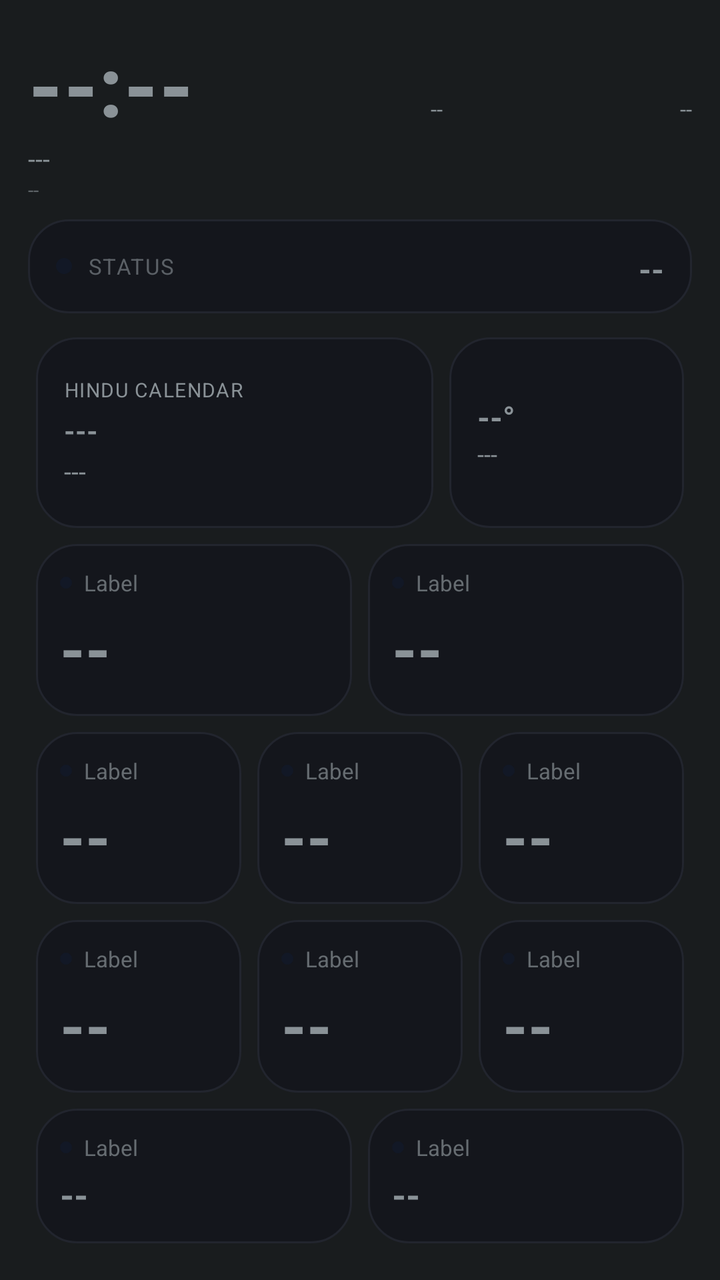
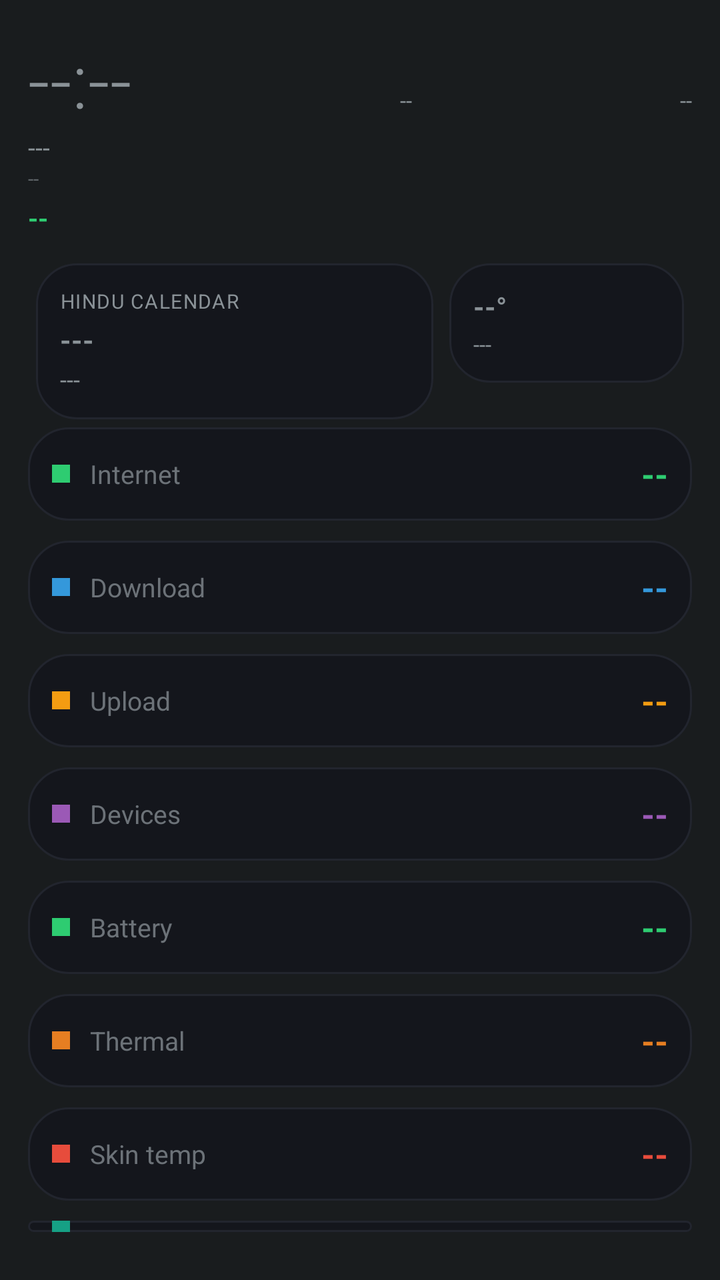

Compare the two renders of this Android layout. The source of the first and the diff that turns it into the second are given below.
<!-- AndroidManifest.xml: application theme android:Theme.DeviceDefault.NoActionBar -->
<!-- res/layout/aod_layout_oneplus_accent.xml -->
<?xml version="1.0" encoding="utf-8"?>
<LinearLayout xmlns:android="http://schemas.android.com/apk/res/android"
    android:id="@+id/bg_root"
    android:layout_width="match_parent"
    android:layout_height="match_parent"
    android:orientation="vertical"
    android:padding="14dp">

    <LinearLayout
        android:layout_width="match_parent"
        android:layout_height="wrap_content"
        android:orientation="horizontal">

        <TextView
            android:id="@+id/clock"
            android:layout_width="wrap_content"
            android:layout_height="wrap_content"
            android:textSize="42sp"
            android:textStyle="bold"
            android:fontFamily="sans-serif-medium"
            android:text="--:--" />

        <TextView
            android:id="@+id/net_type_badge"
            android:layout_width="0dp"
            android:layout_height="wrap_content"
            android:layout_weight="1"
            android:layout_gravity="top"
            android:gravity="end"
            android:textSize="11sp"
            android:text="--" />

        <TextView
            android:id="@+id/akd_badge"
            android:layout_width="0dp"
            android:layout_height="wrap_content"
            android:layout_weight="1"
            android:layout_gravity="top"
            android:gravity="end"
            android:textSize="11sp"
            android:text="--" />
    </LinearLayout>

    <TextView
        android:id="@+id/date"
        android:layout_width="wrap_content"
        android:layout_height="wrap_content"
        android:textSize="13sp"
        android:text="---" />

    <TextView
        android:id="@+id/perf_badge"
        android:layout_width="wrap_content"
        android:layout_height="wrap_content"
        android:textSize="10sp"
        android:alpha="0.6"
        android:text="--" />

    <TextView
        android:id="@+id/muhurat_badge"
        android:layout_width="wrap_content"
        android:layout_height="wrap_content"
        android:textSize="11sp"
        android:textStyle="bold"
        android:visibility="gone"
        android:text="--" />

    <LinearLayout
        android:layout_width="match_parent"
        android:layout_height="wrap_content"
        android:background="@drawable/bg_card"
        android:orientation="horizontal"
        android:gravity="center_vertical"
        android:layout_marginTop="8dp"
        android:padding="14dp">

        <View
            android:layout_width="8dp"
            android:layout_height="8dp"
            android:layout_marginEnd="8dp"
            android:background="@drawable/aod_circle_bg" />

        <TextView
            android:layout_width="wrap_content"
            android:layout_height="wrap_content"
            android:textSize="11sp"
            android:textAllCaps="true"
            android:alpha="0.6"
            android:letterSpacing="0.05"
            android:text="Status" />

        <TextView
            android:id="@+id/health_badge"
            android:layout_width="0dp"
            android:layout_height="wrap_content"
            android:layout_weight="1"
            android:layout_marginStart="10dp"
            android:gravity="end"
            android:textAllCaps="true"
            android:textStyle="bold"
            android:maxLines="1"
            android:autoSizeTextType="uniform"
            android:autoSizeMinTextSize="16sp"
            android:autoSizeMaxTextSize="34sp"
            android:text="--" />
    </LinearLayout>

    <LinearLayout
        android:layout_width="match_parent"
        android:layout_height="0dp"
        android:layout_weight="1.1"
        android:orientation="horizontal"
        android:layout_marginTop="8dp">

        <LinearLayout
            android:id="@+id/panchang_card"
            android:layout_width="0dp"
            android:layout_height="match_parent"
            android:layout_weight="1.7"
            android:layout_margin="4dp"
            android:background="@drawable/bg_card"
            android:orientation="vertical"
            android:gravity="center_vertical"
            android:padding="14dp">

            <TextView
                android:id="@+id/panchang_header"
                android:layout_width="wrap_content"
                android:layout_height="wrap_content"
                android:textSize="10sp"
                android:textAllCaps="true"
                android:letterSpacing="0.05"
                android:text="Hindu calendar" />

            <TextView
                android:id="@+id/panchang_tithi"
                android:layout_width="match_parent"
                android:layout_height="wrap_content"
                android:layout_marginTop="4dp"
                android:textStyle="bold"
                android:maxLines="1"
                android:autoSizeTextType="uniform"
                android:autoSizeMinTextSize="14sp"
                android:autoSizeMaxTextSize="22sp"
                android:text="---" />

            <TextView
                android:id="@+id/panchang_nakshatra"
                android:layout_width="match_parent"
                android:layout_height="wrap_content"
                android:layout_marginTop="2dp"
                android:textSize="13sp"
                android:maxLines="1"
                android:ellipsize="end"
                android:text="---" />
        </LinearLayout>

        <LinearLayout
            android:id="@+id/weather_card"
            android:layout_width="0dp"
            android:layout_height="match_parent"
            android:layout_weight="1"
            android:layout_margin="4dp"
            android:background="@drawable/bg_card"
            android:orientation="vertical"
            android:gravity="center_vertical"
            android:padding="14dp">

            <TextView
                android:id="@+id/weather_temp"
                android:layout_width="match_parent"
                android:layout_height="wrap_content"
                android:textStyle="bold"
                android:maxLines="1"
                android:autoSizeTextType="uniform"
                android:autoSizeMinTextSize="16sp"
                android:autoSizeMaxTextSize="28sp"
                android:text="--°" />

            <TextView
                android:id="@+id/weather_condition"
                android:layout_width="match_parent"
                android:layout_height="wrap_content"
                android:layout_marginTop="2dp"
                android:textSize="12sp"
                android:maxLines="2"
                android:text="---" />
        </LinearLayout>
    </LinearLayout>

    <LinearLayout
        android:layout_width="match_parent"
        android:layout_height="0dp"
        android:layout_weight="1"
        android:orientation="horizontal">
        <include layout="@layout/aod_card_bold" android:id="@+id/row0" />
        <include layout="@layout/aod_card_bold" android:id="@+id/row4" />
    </LinearLayout>

    <LinearLayout
        android:layout_width="match_parent"
        android:layout_height="0dp"
        android:layout_weight="1"
        android:orientation="horizontal">
        <include layout="@layout/aod_card_bold" android:id="@+id/row2" />
        <include layout="@layout/aod_card_bold" android:id="@+id/row9" />
        <include layout="@layout/aod_card_bold" android:id="@+id/row8" />
    </LinearLayout>

    <LinearLayout
        android:layout_width="match_parent"
        android:layout_height="0dp"
        android:layout_weight="1"
        android:orientation="horizontal">
        <include layout="@layout/aod_card_bold" android:id="@+id/row1" />
        <include layout="@layout/aod_card_bold" android:id="@+id/row5" />
        <include layout="@layout/aod_card_bold" android:id="@+id/row6" />
    </LinearLayout>

    <LinearLayout
        android:layout_width="match_parent"
        android:layout_height="0dp"
        android:layout_weight="0.8"
        android:orientation="horizontal">
        <include layout="@layout/aod_card_bold" android:id="@+id/row3"
            android:layout_width="0dp" android:layout_weight="2.2" />
        <include layout="@layout/aod_card_bold" android:id="@+id/row7" />
    </LinearLayout>

</LinearLayout>
<!-- res/layout/aod_card_bold.xml (included above) -->
<?xml version="1.0" encoding="utf-8"?>
<LinearLayout xmlns:android="http://schemas.android.com/apk/res/android"
    android:layout_width="0dp"
    android:layout_height="match_parent"
    android:layout_weight="1"
    android:layout_margin="4dp"
    android:background="@drawable/bg_card"
    android:orientation="vertical"
    android:gravity="center_vertical"
    android:padding="12dp">

    <LinearLayout
        android:layout_width="wrap_content"
        android:layout_height="wrap_content"
        android:orientation="horizontal"
        android:gravity="center_vertical">

        <View
            android:id="@+id/accent_dot"
            android:layout_width="6dp"
            android:layout_height="6dp"
            android:layout_marginEnd="6dp"
            android:background="@drawable/aod_circle_bg" />

        <TextView
            android:id="@+id/stat_label"
            android:layout_width="wrap_content"
            android:layout_height="wrap_content"
            android:textSize="11sp"
            android:alpha="0.7"
            android:text="Label" />
    </LinearLayout>

    <TextView
        android:id="@+id/stat_value"
        android:layout_width="match_parent"
        android:layout_height="0dp"
        android:layout_weight="1"
        android:layout_marginTop="4dp"
        android:gravity="center_vertical"
        android:textStyle="bold"
        android:maxLines="1"
        android:autoSizeTextType="uniform"
        android:autoSizeMinTextSize="14sp"
        android:autoSizeMaxTextSize="70sp"
        android:autoSizeStepGranularity="1sp"
        android:text="--" />

</LinearLayout>
<!-- resources referenced by this layout -->
<resources>
  <!-- drawable aod_circle_bg (drawable) -->
  <?xml version="1.0" encoding="utf-8"?>
  <shape xmlns:android="http://schemas.android.com/apk/res/android"
      android:shape="oval">
      <solid android:color="#121826" />
  </shape>
  <!-- drawable bg_card (drawable) -->
  <?xml version="1.0" encoding="utf-8"?>
  <shape xmlns:android="http://schemas.android.com/apk/res/android">
      <solid android:color="#14161C" />
      <corners android:radius="20dp" />
      <stroke android:width="1dp" android:color="#22252E" />
  </shape>
</resources>

<!-- the commit's change to res/layout/aod_layout_oneplus_accent.xml (unified diff, before → after) -->
@@ -10,271 +10,91 @@
         android:layout_width="match_parent"
         android:layout_height="wrap_content"
         android:orientation="horizontal">
+        <TextView android:id="@+id/clock" android:layout_width="wrap_content" android:layout_height="wrap_content"
+            android:textSize="38sp" android:fontFamily="sans-serif-light" android:text="--:--" />
+        <TextView android:id="@+id/net_type_badge" android:layout_width="0dp" android:layout_height="wrap_content" android:layout_weight="1"
+            android:layout_gravity="top" android:gravity="end" android:textSize="11sp" android:text="--" />
+        <TextView android:id="@+id/akd_badge" android:layout_width="0dp" android:layout_height="wrap_content" android:layout_weight="1"
+            android:layout_gravity="top" android:gravity="end" android:textSize="11sp" android:text="--" />
+    </LinearLayout>
+    <TextView android:id="@+id/date" android:layout_width="wrap_content" android:layout_height="wrap_content" android:textSize="13sp" android:text="---" />
+    <TextView android:id="@+id/perf_badge" android:layout_width="wrap_content" android:layout_height="wrap_content" android:textSize="10sp" android:alpha="0.6" android:text="--" />
+    <TextView android:id="@+id/health_badge" android:layout_width="wrap_content" android:layout_height="wrap_content" android:layout_marginTop="4dp"
+        android:textAllCaps="true" android:textStyle="bold" android:textSize="13sp" android:textColor="#2ecc71" android:text="--" />
+    <TextView android:id="@+id/muhurat_badge" android:layout_width="wrap_content" android:layout_height="wrap_content" android:textSize="11sp" android:textStyle="bold" android:visibility="gone" android:text="--" />
 
-        <TextView
-            android:id="@+id/clock"
-            android:layout_width="wrap_content"
-            android:layout_height="wrap_content"
-            android:textSize="42sp"
-            android:textStyle="bold"
-            android:fontFamily="sans-serif-medium"
-            android:text="--:--" />
-
-        <TextView
-            android:id="@+id/net_type_badge"
-            android:layout_width="0dp"
-            android:layout_height="wrap_content"
-            android:layout_weight="1"
-            android:layout_gravity="top"
-            android:gravity="end"
-            android:textSize="11sp"
-            android:text="--" />
-
-        <TextView
-            android:id="@+id/akd_badge"
-            android:layout_width="0dp"
-            android:layout_height="wrap_content"
-            android:layout_weight="1"
-            android:layout_gravity="top"
-            android:gravity="end"
-            android:textSize="11sp"
-            android:text="--" />
-    </LinearLayout>
-
-    <TextView
-        android:id="@+id/date"
-        android:layout_width="wrap_content"
-        android:layout_height="wrap_content"
-        android:textSize="13sp"
-        android:text="---" />
-
-    <TextView
-        android:id="@+id/perf_badge"
-        android:layout_width="wrap_content"
-        android:layout_height="wrap_content"
-        android:textSize="10sp"
-        android:alpha="0.6"
-        android:text="--" />
-
-    <TextView
-        android:id="@+id/muhurat_badge"
-        android:layout_width="wrap_content"
-        android:layout_height="wrap_content"
-        android:textSize="11sp"
-        android:textStyle="bold"
-        android:visibility="gone"
-        android:text="--" />
-
-    <LinearLayout
-        android:layout_width="match_parent"
-        android:layout_height="wrap_content"
-        android:background="@drawable/bg_card"
-        android:orientation="horizontal"
-        android:gravity="center_vertical"
-        android:layout_marginTop="8dp"
-        android:padding="14dp">
-
-        <View
-            android:layout_width="8dp"
-            android:layout_height="8dp"
-            android:layout_marginEnd="8dp"
-            android:background="@drawable/aod_circle_bg" />
-
-        <TextView
-            android:layout_width="wrap_content"
-            android:layout_height="wrap_content"
-            android:textSize="11sp"
-            android:textAllCaps="true"
-            android:alpha="0.6"
-            android:letterSpacing="0.05"
-            android:text="Status" />
-
-        <TextView
-            android:id="@+id/health_badge"
-            android:layout_width="0dp"
-            android:layout_height="wrap_content"
-            android:layout_weight="1"
-            android:layout_marginStart="10dp"
-            android:gravity="end"
-            android:textAllCaps="true"
-            android:textStyle="bold"
-            android:maxLines="1"
-            android:autoSizeTextType="uniform"
-            android:autoSizeMinTextSize="16sp"
-            android:autoSizeMaxTextSize="34sp"
-            android:text="--" />
-    </LinearLayout>
-
-    <LinearLayout
-        android:layout_width="match_parent"
-        android:layout_height="0dp"
-        android:layout_weight="1.1"
-        android:orientation="horizontal"
-        android:layout_marginTop="8dp">
-
-        <LinearLayout
-            android:id="@+id/panchang_card"
-            android:layout_width="0dp"
-            android:layout_height="match_parent"
-            android:layout_weight="1.7"
-            android:layout_margin="4dp"
-            android:background="@drawable/bg_card"
-            android:orientation="vertical"
-            android:gravity="center_vertical"
-            android:padding="14dp">
-
-            <TextView
-                android:id="@+id/panchang_header"
-                android:layout_width="wrap_content"
-                android:layout_height="wrap_content"
-                android:textSize="10sp"
-                android:textAllCaps="true"
-                android:letterSpacing="0.05"
-                android:text="Hindu calendar" />
-
-            <TextView
-                android:id="@+id/panchang_tithi"
-                android:layout_width="match_parent"
-                android:layout_height="wrap_content"
-                android:layout_marginTop="4dp"
-                android:textStyle="bold"
-                android:maxLines="1"
-                android:autoSizeTextType="uniform"
-                android:autoSizeMinTextSize="14sp"
-                android:autoSizeMaxTextSize="22sp"
-                android:text="---" />
-
-            <TextView
-                android:id="@+id/panchang_nakshatra"
-                android:layout_width="match_parent"
-                android:layout_height="wrap_content"
-                android:layout_marginTop="2dp"
-                android:textSize="13sp"
-                android:maxLines="1"
-                android:ellipsize="end"
-                android:text="---" />
+    <LinearLayout android:layout_width="match_parent" android:layout_height="wrap_content" android:orientation="horizontal" android:layout_marginTop="10dp">
+        <LinearLayout android:id="@+id/panchang_card" android:layout_width="0dp" android:layout_height="wrap_content" android:layout_weight="1.7" android:layout_margin="4dp"
+            android:background="@drawable/bg_card" android:orientation="vertical" android:gravity="center_vertical" android:padding="12dp">
+            <TextView android:id="@+id/panchang_header" android:layout_width="wrap_content" android:layout_height="wrap_content" android:textSize="10sp" android:textAllCaps="true" android:letterSpacing="0.05" android:text="Hindu calendar" />
+            <TextView android:id="@+id/panchang_tithi" android:layout_width="match_parent" android:layout_height="wrap_content" android:layout_marginTop="3dp" android:textStyle="bold" android:maxLines="1" android:autoSizeTextType="uniform" android:autoSizeMinTextSize="13sp" android:autoSizeMaxTextSize="18sp" android:text="---" />
+            <TextView android:id="@+id/panchang_nakshatra" android:layout_width="match_parent" android:layout_height="wrap_content" android:layout_marginTop="2dp" android:textSize="12sp" android:maxLines="1" android:ellipsize="end" android:text="---" />
         </LinearLayout>
-
-        <LinearLayout
-            android:id="@+id/weather_card"
-            android:layout_width="0dp"
-            android:layout_height="match_parent"
-            android:layout_weight="1"
-            android:layout_margin="4dp"
-            android:background="@drawable/bg_card"
-            android:orientation="vertical"
-            android:gravity="center_vertical"
-            android:padding="14dp">
-
-            <TextView
-                android:id="@+id/weather_temp"
-                android:layout_width="match_parent"
-                android:layout_height="wrap_content"
-                android:textStyle="bold"
-                android:maxLines="1"
-                android:autoSizeTextType="uniform"
-                android:autoSizeMinTextSize="16sp"
-                android:autoSizeMaxTextSize="28sp"
-                android:text="--°" />
-
-            <TextView
-                android:id="@+id/weather_condition"
-                android:layout_width="match_parent"
-                android:layout_height="wrap_content"
-                android:layout_marginTop="2dp"
-                android:textSize="12sp"
-                android:maxLines="2"
-                android:text="---" />
+        <LinearLayout android:id="@+id/weather_card" android:layout_width="0dp" android:layout_height="wrap_content" android:layout_weight="1" android:layout_margin="4dp"
+            android:background="@drawable/bg_card" android:orientation="vertical" android:gravity="center_vertical" android:padding="12dp">
+            <TextView android:id="@+id/weather_temp" android:layout_width="match_parent" android:layout_height="wrap_content" android:textStyle="bold" android:maxLines="1" android:autoSizeTextType="uniform" android:autoSizeMinTextSize="14sp" android:autoSizeMaxTextSize="20sp" android:text="--°" />
+            <TextView android:id="@+id/weather_condition" android:layout_width="match_parent" android:layout_height="wrap_content" android:layout_marginTop="2dp" android:textSize="11sp" android:maxLines="2" android:text="---" />
         </LinearLayout>
     </LinearLayout>
-
-    <LinearLayout
-        android:layout_width="match_parent"
-        android:layout_height="0dp"
-        android:layout_weight="1"
-        android:orientation="horizontal">
-        <include layout="@layout/aod_card_bold" android:id="@+id/row0" />
-        <include layout="@layout/aod_card_bold" android:id="@+id/row4" />
+    <LinearLayout android:id="@+id/row8" android:layout_width="match_parent" android:layout_height="wrap_content" android:orientation="horizontal"
+        android:gravity="center_vertical" android:background="@drawable/bg_card" android:padding="12dp" android:layout_marginBottom="10dp">
+        <View android:layout_width="9dp" android:layout_height="9dp" android:layout_marginEnd="10dp" android:background="#2ecc71" />
+        <TextView android:id="@+id/stat_label" android:layout_width="0dp" android:layout_weight="1" android:layout_height="wrap_content" android:alpha="0.75" android:textSize="13sp" android:text="Internet" />
+        <TextView android:id="@+id/stat_value" android:layout_width="wrap_content" android:layout_height="wrap_content" android:textStyle="bold" android:textColor="#2ecc71" android:textSize="17sp" android:text="--" />
     </LinearLayout>
-
-    <LinearLayout
-        android:layout_width="match_parent"
-        android:layout_height="0dp"
-        android:layout_weight="1"
-        android:orientation="horizontal">
-        <include layout="@layout/aod_card_bold" android:id="@+id/row2" />
-        <include layout="@layout/aod_card_bold" android:id="@+id/row9" />
-        <include layout="@layout/aod_card_bold" android:id="@+id/row8" />
+    <LinearLayout android:id="@+id/row0" android:layout_width="match_parent" android:layout_height="wrap_content" android:orientation="horizontal"
+        android:gravity="center_vertical" android:background="@drawable/bg_card" android:padding="12dp" android:layout_marginBottom="10dp">
+        <View android:layout_width="9dp" android:layout_height="9dp" android:layout_marginEnd="10dp" android:background="#3498db" />
+        <TextView android:id="@+id/stat_label" android:layout_width="0dp" android:layout_weight="1" android:layout_height="wrap_content" android:alpha="0.75" android:textSize="13sp" android:text="Download" />
+        <TextView android:id="@+id/stat_value" android:layout_width="wrap_content" android:layout_height="wrap_content" android:textStyle="bold" android:textColor="#3498db" android:textSize="17sp" android:text="--" />
     </LinearLayout>
-
-    <LinearLayout
-        android:layout_width="match_parent"
-        android:layout_height="0dp"
-        android:layout_weight="1"
-        android:orientation="horizontal">
-        <include layout="@layout/aod_card_bold" android:id="@+id/row1" />
-        <include layout="@layout/aod_card_bold" android:id="@+id/row5" />
-        <include layout="@layout/aod_card_bold" android:id="@+id/row6" />
+    <LinearLayout android:id="@+id/row1" android:layout_width="match_parent" android:layout_height="wrap_content" android:orientation="horizontal"
+        android:gravity="center_vertical" android:background="@drawable/bg_card" android:padding="12dp" android:layout_marginBottom="10dp">
+        <View android:layout_width="9dp" android:layout_height="9dp" android:layout_marginEnd="10dp" android:background="#f39c12" />
+        <TextView android:id="@+id/stat_label" android:layout_width="0dp" android:layout_weight="1" android:layout_height="wrap_content" android:alpha="0.75" android:textSize="13sp" android:text="Upload" />
+        <TextView android:id="@+id/stat_value" android:layout_width="wrap_content" android:layout_height="wrap_content" android:textStyle="bold" android:textColor="#f39c12" android:textSize="17sp" android:text="--" />
     </LinearLayout>
-
-    <LinearLayout
-        android:layout_width="match_parent"
-        android:layout_height="0dp"
-        android:layout_weight="0.8"
-        android:orientation="horizontal">
-        <include layout="@layout/aod_card_bold" android:id="@+id/row3"
-            android:layout_width="0dp" android:layout_weight="2.2" />
-        <include layout="@layout/aod_card_bold" android:id="@+id/row7" />
+    <LinearLayout android:id="@+id/row2" android:layout_width="match_parent" android:layout_height="wrap_content" android:orientation="horizontal"
+        android:gravity="center_vertical" android:background="@drawable/bg_card" android:padding="12dp" android:layout_marginBottom="10dp">
+        <View android:layout_width="9dp" android:layout_height="9dp" android:layout_marginEnd="10dp" android:background="#9b59b6" />
+        <TextView android:id="@+id/stat_label" android:layout_width="0dp" android:layout_weight="1" android:layout_height="wrap_content" android:alpha="0.75" android:textSize="13sp" android:text="Devices" />
+        <TextView android:id="@+id/stat_value" android:layout_width="wrap_content" android:layout_height="wrap_content" android:textStyle="bold" android:textColor="#9b59b6" android:textSize="17sp" android:text="--" />
+    </LinearLayout>
+    <LinearLayout android:id="@+id/row4" android:layout_width="match_parent" android:layout_height="wrap_content" android:orientation="horizontal"
+        android:gravity="center_vertical" android:background="@drawable/bg_card" android:padding="12dp" android:layout_marginBottom="10dp">
+        <View android:layout_width="9dp" android:layout_height="9dp" android:layout_marginEnd="10dp" android:background="#2ecc71" />
+        <TextView android:id="@+id/stat_label" android:layout_width="0dp" android:layout_weight="1" android:layout_height="wrap_content" android:alpha="0.75" android:textSize="13sp" android:text="Battery" />
+        <TextView android:id="@+id/stat_value" android:layout_width="wrap_content" android:layout_height="wrap_content" android:textStyle="bold" android:textColor="#2ecc71" android:textSize="17sp" android:text="--" />
+    </LinearLayout>
+    <LinearLayout android:id="@+id/row5" android:layout_width="match_parent" android:layout_height="wrap_content" android:orientation="horizontal"
+        android:gravity="center_vertical" android:background="@drawable/bg_card" android:padding="12dp" android:layout_marginBottom="10dp">
+        <View android:layout_width="9dp" android:layout_height="9dp" android:layout_marginEnd="10dp" android:background="#e67e22" />
+        <TextView android:id="@+id/stat_label" android:layout_width="0dp" android:layout_weight="1" android:layout_height="wrap_content" android:alpha="0.75" android:textSize="13sp" android:text="Thermal" />
+        <TextView android:id="@+id/stat_value" android:layout_width="wrap_content" android:layout_height="wrap_content" android:textStyle="bold" android:textColor="#e67e22" android:textSize="17sp" android:text="--" />
+    </LinearLayout>
+    <LinearLayout android:id="@+id/row6" android:layout_width="match_parent" android:layout_height="wrap_content" android:orientation="horizontal"
+        android:gravity="center_vertical" android:background="@drawable/bg_card" android:padding="12dp" android:layout_marginBottom="10dp">
+        <View android:layout_width="9dp" android:layout_height="9dp" android:layout_marginEnd="10dp" android:background="#e74c3c" />
+        <TextView android:id="@+id/stat_label" android:layout_width="0dp" android:layout_weight="1" android:layout_height="wrap_content" android:alpha="0.75" android:textSize="13sp" android:text="Skin temp" />
+        <TextView android:id="@+id/stat_value" android:layout_width="wrap_content" android:layout_height="wrap_content" android:textStyle="bold" android:textColor="#e74c3c" android:textSize="17sp" android:text="--" />
+    </LinearLayout>
+    <LinearLayout android:id="@+id/row3" android:layout_width="match_parent" android:layout_height="wrap_content" android:orientation="horizontal"
+        android:gravity="center_vertical" android:background="@drawable/bg_card" android:padding="12dp" android:layout_marginBottom="10dp">
+        <View android:layout_width="9dp" android:layout_height="9dp" android:layout_marginEnd="10dp" android:background="#16a085" />
+        <TextView android:id="@+id/stat_label" android:layout_width="0dp" android:layout_weight="1" android:layout_height="wrap_content" android:alpha="0.75" android:textSize="13sp" android:text="Total used" />
+        <TextView android:id="@+id/stat_value" android:layout_width="wrap_content" android:layout_height="wrap_content" android:textStyle="bold" android:textColor="#16a085" android:textSize="17sp" android:text="--" />
+    </LinearLayout>
+    <LinearLayout android:id="@+id/row7" android:layout_width="match_parent" android:layout_height="wrap_content" android:orientation="horizontal"
+        android:gravity="center_vertical" android:background="@drawable/bg_card" android:padding="12dp" android:layout_marginBottom="10dp">
+        <View android:layout_width="9dp" android:layout_height="9dp" android:layout_marginEnd="10dp" android:background="#e91e63" />
+        <TextView android:id="@+id/stat_label" android:layout_width="0dp" android:layout_weight="1" android:layout_height="wrap_content" android:alpha="0.75" android:textSize="13sp" android:text="SMS fwd" />
+        <TextView android:id="@+id/stat_value" android:layout_width="wrap_content" android:layout_height="wrap_content" android:textStyle="bold" android:textColor="#e91e63" android:textSize="17sp" android:text="--" />
+    </LinearLayout>
+    <LinearLayout android:id="@+id/row9" android:layout_width="match_parent" android:layout_height="wrap_content" android:orientation="horizontal"
+        android:gravity="center_vertical" android:background="@drawable/bg_card" android:padding="12dp">
+        <View android:layout_width="9dp" android:layout_height="9dp" android:layout_marginEnd="10dp" android:background="#00bcd4" />
+        <TextView android:id="@+id/stat_label" android:layout_width="0dp" android:layout_weight="1" android:layout_height="wrap_content" android:alpha="0.75" android:textSize="13sp" android:text="Signal" />
+        <TextView android:id="@+id/stat_value" android:layout_width="wrap_content" android:layout_height="wrap_content" android:textStyle="bold" android:textColor="#00bcd4" android:textSize="17sp" android:text="--" />
     </LinearLayout>
 
 </LinearLayout>
-<!-- res/layout/aod_card_bold.xml (included above) -->
-<?xml version="1.0" encoding="utf-8"?>
-<LinearLayout xmlns:android="http://schemas.android.com/apk/res/android"
-    android:layout_width="0dp"
-    android:layout_height="match_parent"
-    android:layout_weight="1"
-    android:layout_margin="4dp"
-    android:background="@drawable/bg_card"
-    android:orientation="vertical"
-    android:gravity="center_vertical"
-    android:padding="12dp">
-
-    <LinearLayout
-        android:layout_width="wrap_content"
-        android:layout_height="wrap_content"
-        android:orientation="horizontal"
-        android:gravity="center_vertical">
-
-        <View
-            android:id="@+id/accent_dot"
-            android:layout_width="6dp"
-            android:layout_height="6dp"
-            android:layout_marginEnd="6dp"
-            android:background="@drawable/aod_circle_bg" />
-
-        <TextView
-            android:id="@+id/stat_label"
-            android:layout_width="wrap_content"
-            android:layout_height="wrap_content"
-            android:textSize="11sp"
-            android:alpha="0.7"
-            android:text="Label" />
-    </LinearLayout>
-
-    <TextView
-        android:id="@+id/stat_value"
-        android:layout_width="match_parent"
-        android:layout_height="0dp"
-        android:layout_weight="1"
-        android:layout_marginTop="4dp"
-        android:gravity="center_vertical"
-        android:textStyle="bold"
-        android:maxLines="1"
-        android:autoSizeTextType="uniform"
-        android:autoSizeMinTextSize="14sp"
-        android:autoSizeMaxTextSize="70sp"
-        android:autoSizeStepGranularity="1sp"
-        android:text="--" />
-
-</LinearLayout>
<!-- resource entries referenced after the edit -->
@@ -1,11 +1,5 @@
 <!-- resources referenced by this layout -->
 <resources>
-  <!-- drawable aod_circle_bg (drawable) -->
-  <?xml version="1.0" encoding="utf-8"?>
-  <shape xmlns:android="http://schemas.android.com/apk/res/android"
-      android:shape="oval">
-      <solid android:color="#121826" />
-  </shape>
   <!-- drawable bg_card (drawable) -->
   <?xml version="1.0" encoding="utf-8"?>
   <shape xmlns:android="http://schemas.android.com/apk/res/android">
